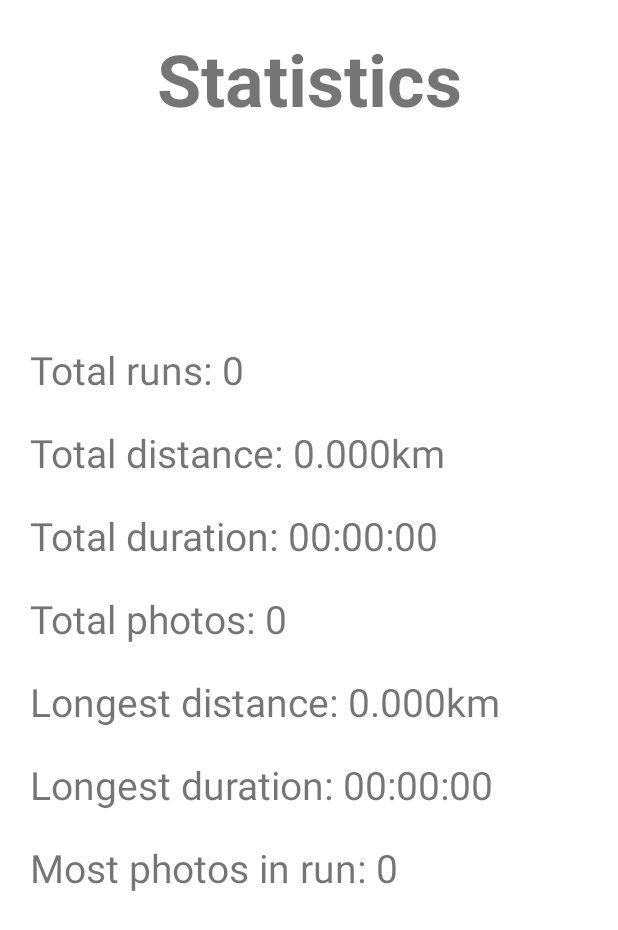
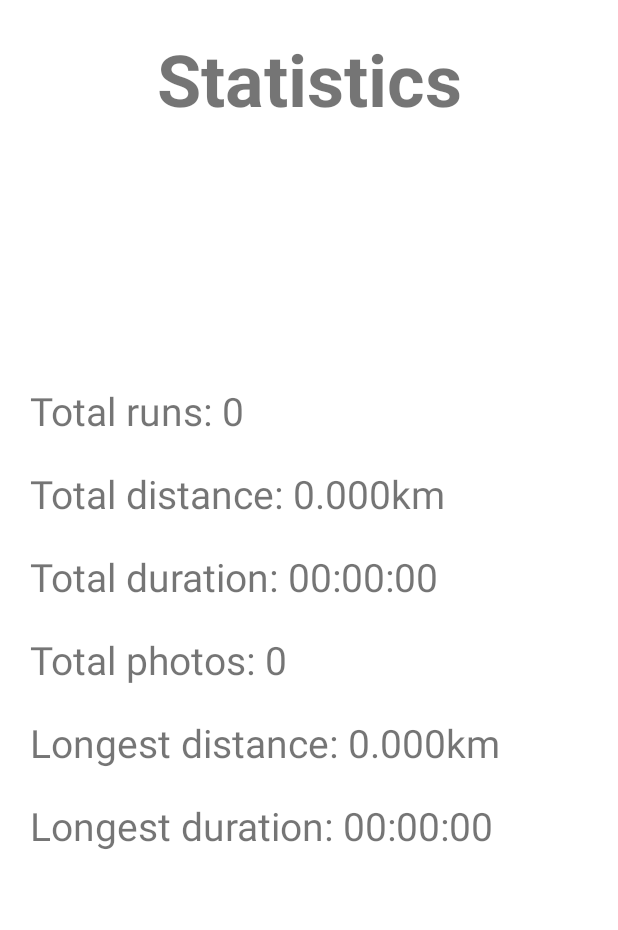
Before and after one commit to dchoptiany/RunTracker, an Android app: the screen it shows after launch (StatisticsActivity), after a tap on "STATISTICS", on a phone screen of 412 x 824 dp. Shown: the top 930 px of the screen. Run offline under Robolectric (Android 15) with nearby library versions, the light colour scheme and no system bars; our stand-ins replace Room's generated code; 15 statements that could not run were skipped.

Commit message:
Implemented numberOfPins and removed mostPhotosInRun

```diff
--- a/app/src/main/java/com/example/runtracker/database/RunDao.kt
+++ b/app/src/main/java/com/example/runtracker/database/RunDao.kt
@@ -54,10 +54,12 @@ interface RunDao {
     @Insert
     fun insertPin(pin: Pin)
 
-
     @Query("SELECT * FROM Pin WHERE runId ==:runID")
     fun getPins(runID: Int): Flow<List<Pin>>
 
     @Query("SELECT * FROM Pin")
     fun getAllPins(): Flow<List<Pin>>
+
+    @Query("SELECT COUNT(*) FROM Pin")
+    fun getNumberOfPins(): Flow<Int>
 }
--- a/app/src/main/java/com/example/runtracker/database/RunRepository.kt
+++ b/app/src/main/java/com/example/runtracker/database/RunRepository.kt
@@ -9,12 +9,10 @@ class RunRepository(private val runDao: RunDao) {
     val numberOfRuns: Flow<Int> = runDao.getNumberOfRuns()
     val totalDistance: Flow<Float> = runDao.getTotalDistance()
     val maxRunID : Flow<Int> = runDao.getMaxRunID()
-
     val totalDuration: Flow<Int> = runDao.getTotalDuration()
-    // val totalPhotos: Flow<Int> = runDao.getTotalPhotos()
+    val numberOfPins: Flow<Int> = runDao.getNumberOfPins()
     val longestDistance: Flow<Float> = runDao.getLongestDistance()
     val longestDuration: Flow<Int> = runDao.getLongestDuration()
-    // val mostPhotosInRun: Flow<Int> = runDao.getMostPhotosInRun()
 
 
     @WorkerThread
--- a/app/src/main/java/com/example/runtracker/database/RunViewModel.kt
+++ b/app/src/main/java/com/example/runtracker/database/RunViewModel.kt
@@ -9,7 +9,7 @@ class RunViewModel(private val repository: RunRepository): ViewModel() {
     var totalDistance: LiveData<Float> = repository.totalDistance.asLiveData()
     var maxRunID : LiveData<Int> = repository.maxRunID.asLiveData()
     var totalDuration: LiveData<Int> = repository.totalDuration.asLiveData()
-    //var totalPhotos: LiveData<Int> = repository.totalPhotos.asLiveData()
+    var numberOfPins: LiveData<Int> = repository.numberOfPins.asLiveData()
     var longestDistance: LiveData<Float> = repository.longestDistance.asLiveData()
     var longestDuration: LiveData<Int> = repository.longestDuration.asLiveData()
 
--- a/app/src/main/java/com/example/runtracker/statistics/StatisticsActivity.kt
+++ b/app/src/main/java/com/example/runtracker/statistics/StatisticsActivity.kt
@@ -39,12 +39,12 @@ class StatisticsActivity : AppCompatActivity() {
             }
         }
 
-        /*viewModel.totalPhotos.observe(this) {
+        viewModel.numberOfPins.observe(this) {
             if (it != null) {
                 findViewById<TextView>(R.id.textViewTotalPhotos).text =
                     "Total photos: $it"
             }
-        }*/
+        }
 
         viewModel.longestDistance.observe(this) {
             if (it != null) {
@@ -59,12 +59,5 @@ class StatisticsActivity : AppCompatActivity() {
                     "Longest duration: ${StringFormatter.getInstance().formatTime(it)}"
             }
         }
-
-        /*viewModel.mostPhotosInRun.observe(this) {
-            if (it != null) {
-                findViewById<TextView>(R.id.textViewMostPhotos).text =
-                    "Most photos in run: $it"
-            }
-        }*/
     }
 }
--- a/app/src/main/res/layout/activity_statistics.xml
+++ b/app/src/main/res/layout/activity_statistics.xml
@@ -90,16 +90,5 @@
             android:text="@string/longest_duration_00_00_00"
             android:textSize="26sp" />
 
-        <Space
-            android:layout_width="wrap_content"
-            android:layout_height="20dp" />
-
-        <TextView
-            android:id="@+id/textViewMostPhotos"
-            android:layout_width="match_parent"
-            android:layout_height="wrap_content"
-            android:text="@string/most_photos_in_run_0"
-            android:textSize="26sp" />
-
     </LinearLayout>
 </androidx.constraintlayout.widget.ConstraintLayout>
--- a/app/src/main/res/values/strings.xml
+++ b/app/src/main/res/values/strings.xml
@@ -15,5 +15,4 @@
     <string name="longest_distance_0_000km">Longest distance: 0.000km</string>
     <string name="longest_duration_00_00_00">Longest duration: 00:00:00</string>
     <string name="total_photos_0">Total photos: 0</string>
-    <string name="most_photos_in_run_0">Most photos in run: 0</string>
 </resources>
```
